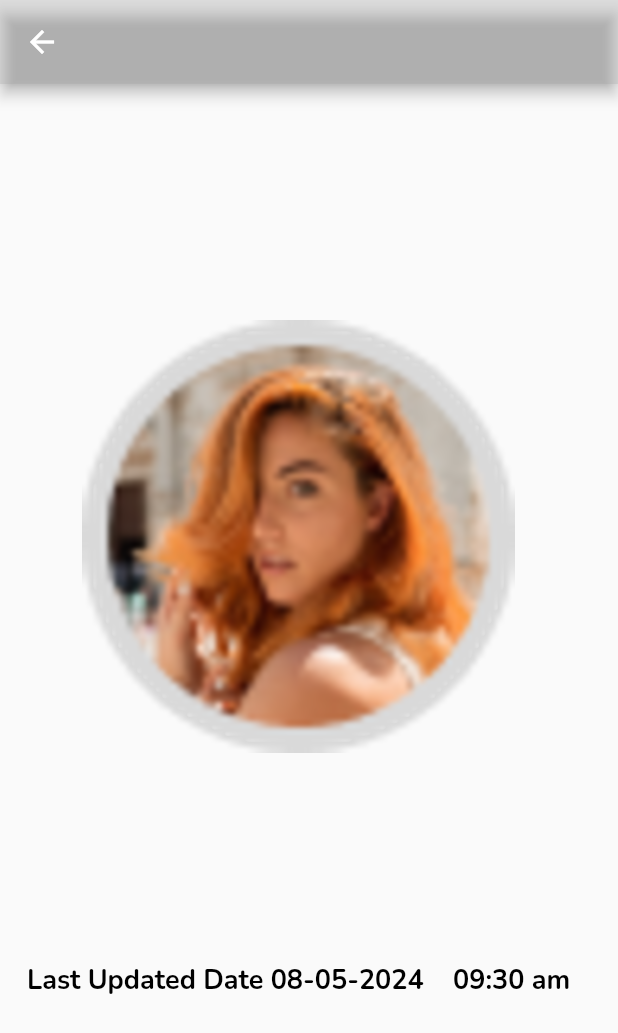
After one commit to walkmandede/universe_rental_mobile, a Flutter app: the VSettingPage screen opened directly, on a phone screen of 412 x 824 dp. The commit adds this screen. Shown: the top 1033 px of the screen. Run offline on Flutter 3.47's test engine with Material 3 defaults, Android fonts, the phone set to English and light mode, and no system bars; our stand-ins replace cached_network_image, dio, flutter_map, flutter_svg, flutter_tabler_icons, get and 4 more; missing offline and left inert: flutter_statusbarcolor_ns; accounts and stored records are empty; key blocks and very long unbroken strings in the code were emptied for the run.

Commit message:
setting pageupdate

```diff
--- /dev/null
+++ b/lib/modules/home/explore/sub_widgets/header/v_setting_page.dart
@@ -0,0 +1,39 @@
+import 'package:flutter/foundation.dart';
+import 'package:flutter/material.dart';
+import 'package:flutter/widgets.dart';
+import 'package:get/get.dart';
+import 'package:universe_rental/constants/app_assets.dart';
+import 'package:universe_rental/constants/app_colors.dart';
+
+class VSettingPage extends StatelessWidget {
+  const VSettingPage({super.key});
+
+  @override
+  Widget build(BuildContext context) {
+    return Scaffold(
+      appBar: AppBar(
+        leading: BackButton(),
+        backgroundColor: AppColors.borderGrey,
+      ),
+      body: Padding(
+        padding: const EdgeInsets.all(18.0),
+        child: Column(
+          mainAxisAlignment: MainAxisAlignment.spaceEvenly,
+          crossAxisAlignment: CrossAxisAlignment.center,
+          children: [
+            Image.asset(
+              AppAssets.dummyProfile,
+              width: Get.width * 0.7,
+              fit: BoxFit.contain,
+              filterQuality: FilterQuality.high,
+            ),
+            const Text(
+              "Last Updated Date 08-05-2024    09:30 am",
+              style: TextStyle(fontWeight: FontWeight.bold, fontSize: 18),
+            )
+          ],
+        ),
+      ),
+    );
+  }
+}
```
Also changed, not shown: lib/main.dart (+46 -0 lines), lib/modules/home/explore/sub_widgets/header/w_explore_search_bar.dart (+19 -15 lines).
